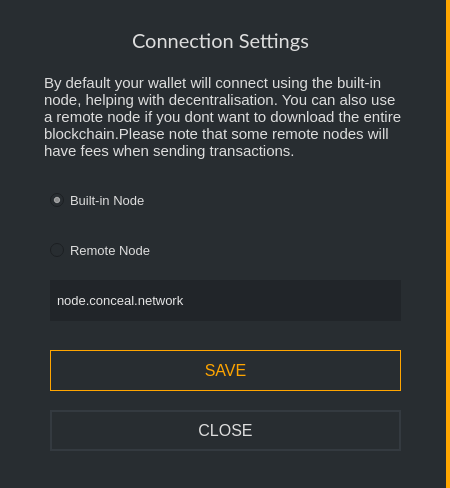
ConcealNetwork/conceal-desktop, file src/gui/ui/nodesettings.ui: the form before one commit.
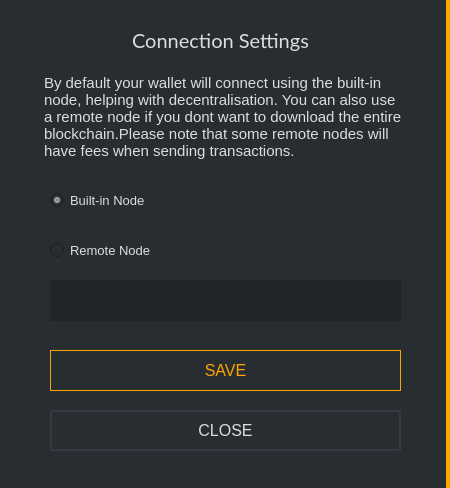
The form after the commit.

Commit message: remove default node text

The edit to the form file:
```diff
--- a/src/gui/ui/nodesettings.ui
+++ b/src/gui/ui/nodesettings.ui
@@ -210,7 +210,7 @@
 font-size: 13px;</string>
     </property>
     <property name="text">
-     <string>node.conceal.network</string>
+     <string/>
     </property>
    </widget>
   </widget>
```
